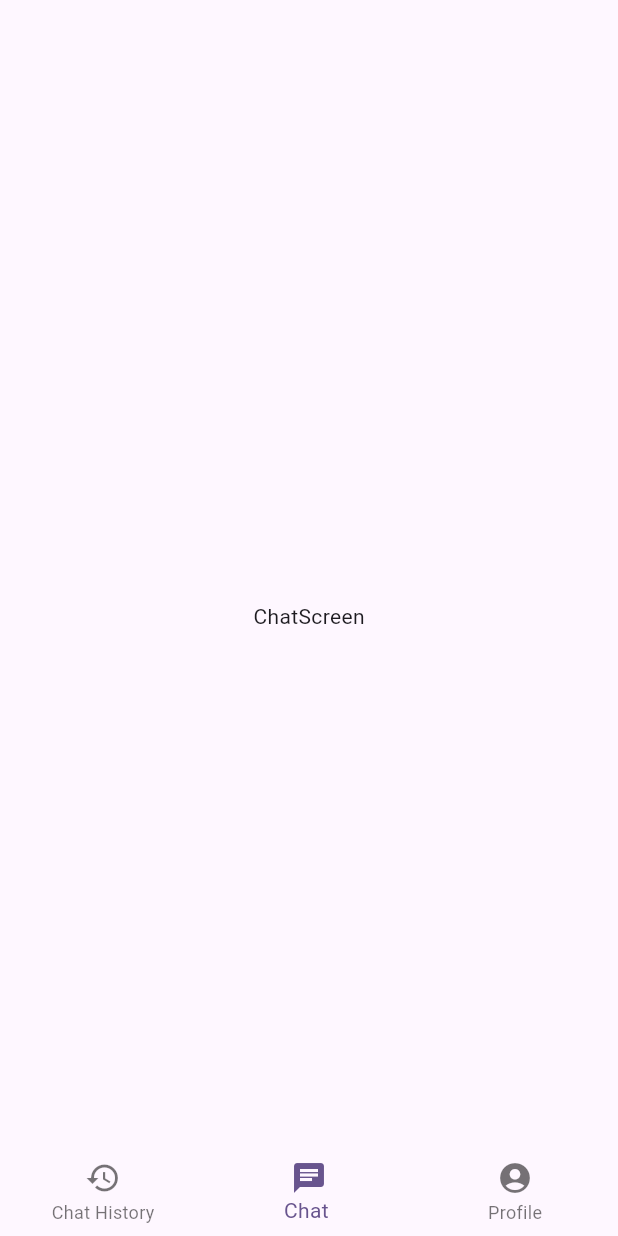
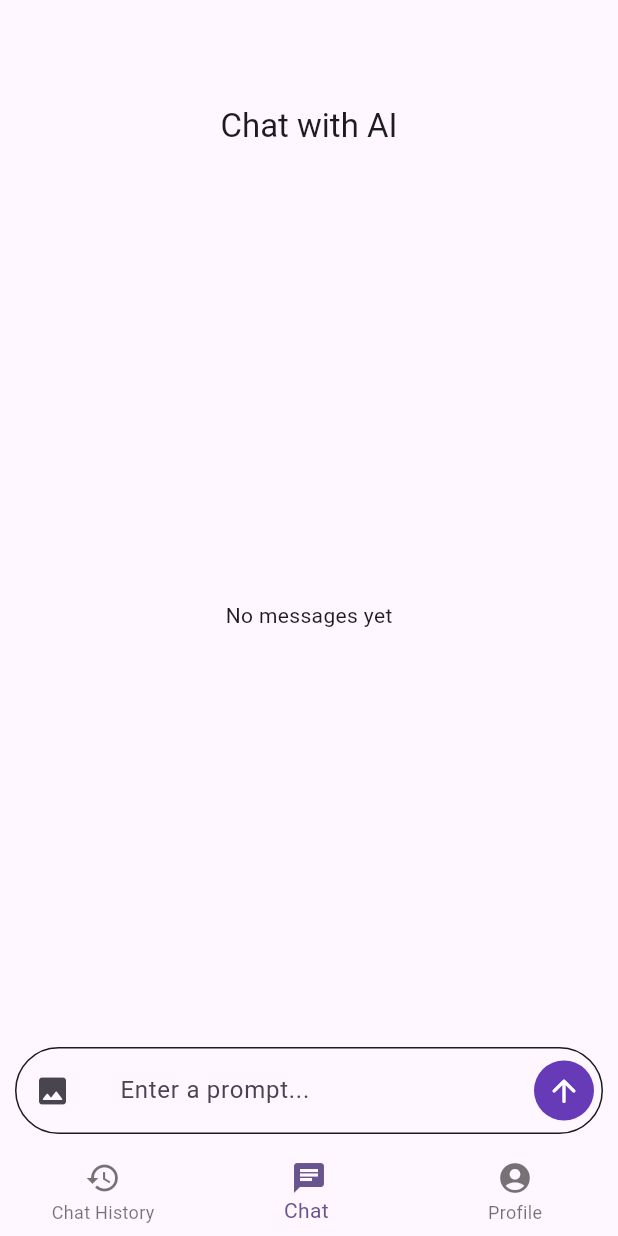
Before and after one commit to guptakaran11/AI-Chat, a Flutter app: the screen it shows after launch, swiped to page 2, on a phone screen of 412 x 824 dp. Run offline on Flutter 3.47's test engine with Material 3 defaults, Android fonts, the phone set to English and light mode, and no system bars; our stand-ins replace google_generative_ai, hive, hive_flutter, image_picker; accounts and stored records are empty.

Commit message:
bottom field created

```diff
--- /dev/null
+++ b/lib/View/Widgets/bottom_chat_field.dart
@@ -0,0 +1,87 @@
+//* Packages
+import 'package:flutter/material.dart';
+
+//* Providers
+import 'package:aichat/Controller/provider/chatProvider.dart';
+
+class BottomChatField extends StatefulWidget {
+  final ChatProvider chatProvider;
+
+  const BottomChatField({
+    super.key,
+    required this.chatProvider,
+  });
+
+  @override
+  State<BottomChatField> createState() => _BottomChatFieldState();
+}
+
+class _BottomChatFieldState extends State<BottomChatField> {
+  final TextEditingController textController = TextEditingController();
+  final FocusNode textFieldFocus = FocusNode();
+
+  @override
+  void dispose() {
+    textController.dispose();
+    textFieldFocus.dispose();
+    super.dispose();
+  }
+
+  @override
+  Widget build(BuildContext context) {
+    return Container(
+      decoration: BoxDecoration(
+        color: Theme.of(context).cardColor,
+        borderRadius: BorderRadius.circular(30),
+        border: Border.all(
+          color: Theme.of(context).textTheme.titleLarge!.color!,
+        ),
+      ),
+      child: Row(
+        children: [
+          IconButton(
+            onPressed: () {},
+            icon: const Icon(
+              Icons.image_rounded,
+            ),
+          ),
+          const SizedBox(
+            width: 5,
+          ),
+          Expanded(
+            child: TextField(
+              focusNode: textFieldFocus,
+              controller: textController,
+              textInputAction: TextInputAction.send,
+              onSubmitted: (value) {},
+              decoration: InputDecoration(
+                hintText: "Enter a prompt...",
+                border: OutlineInputBorder(
+                  borderSide: BorderSide.none,
+                  borderRadius: BorderRadius.circular(30),
+                ),
+              ),
+            ),
+          ),
+          GestureDetector(
+            onTap: () {},
+            child: Container(
+              decoration: BoxDecoration(
+                color: Colors.deepPurple,
+                borderRadius: BorderRadius.circular(20),
+              ),
+              margin: const EdgeInsets.all(5.0),
+              child: const Padding(
+                padding: EdgeInsets.all(8.0),
+                child: Icon(
+                  Icons.arrow_upward_rounded,
+                  color: Colors.white,
+                ),
+              ),
+            ),
+          ),
+        ],
+      ),
+    );
+  }
+}
--- a/lib/View/screens/chatScreen.dart
+++ b/lib/View/screens/chatScreen.dart
@@ -1,6 +1,14 @@
 // ignore_for_file: file_names
 
+//* Packages
 import 'package:flutter/material.dart';
+import 'package:provider/provider.dart';
+
+//* Providers
+import '../../Controller/provider/chatProvider.dart';
+
+//* Widgets
+import '../Widgets/bottom_chat_field.dart';
 
 class ChatScreen extends StatefulWidget {
   const ChatScreen({super.key});
@@ -10,12 +18,65 @@ class ChatScreen extends StatefulWidget {
 }
 
 class _ChatScreenState extends State<ChatScreen> {
+  final TextEditingController messageController = TextEditingController();
+
+  @override
+  void initState() {
+    super.initState();
+  }
+
+  @override
+  void dispose() {
+    messageController.dispose();
+    super.dispose();
+  }
+
   @override
   Widget build(BuildContext context) {
-    return const Scaffold(
-      body: Center(
-        child: Text("ChatScreen"),
-      ),
+    return Consumer<ChatProvider>(
+      builder: (context, chatProvider, child) {
+        return Scaffold(
+          appBar: AppBar(
+            centerTitle: true,
+            backgroundColor: Theme.of(context).appBarTheme.backgroundColor,
+            title: const Text(
+              "Chat with AI",
+            ),
+          ),
+          body: SafeArea(
+            child: Padding(
+              padding: const EdgeInsets.all(10.0),
+              child: Column(
+                children: [
+                  Expanded(
+                    child: chatProvider.inChatMessage.isEmpty
+                        ? const Center(
+                            child: Text(
+                              "No messages yet",
+                            ),
+                          )
+                        : ListView.builder(
+                            itemCount: chatProvider.inChatMessage.length,
+                            itemBuilder: (context, index) {
+                              final message = chatProvider.inChatMessage[index];
+                              return ListTile(
+                                title: Text(
+                                  message.message.toString(),
+                                ),
+                              );
+                            },
+                          ),
+                  ),
+                  BottomChatField(
+                    key: UniqueKey(),
+                    chatProvider: chatProvider,
+                  ),
+                ],
+              ),
+            ),
+          ),
+        );
+      },
     );
   }
 }
```
